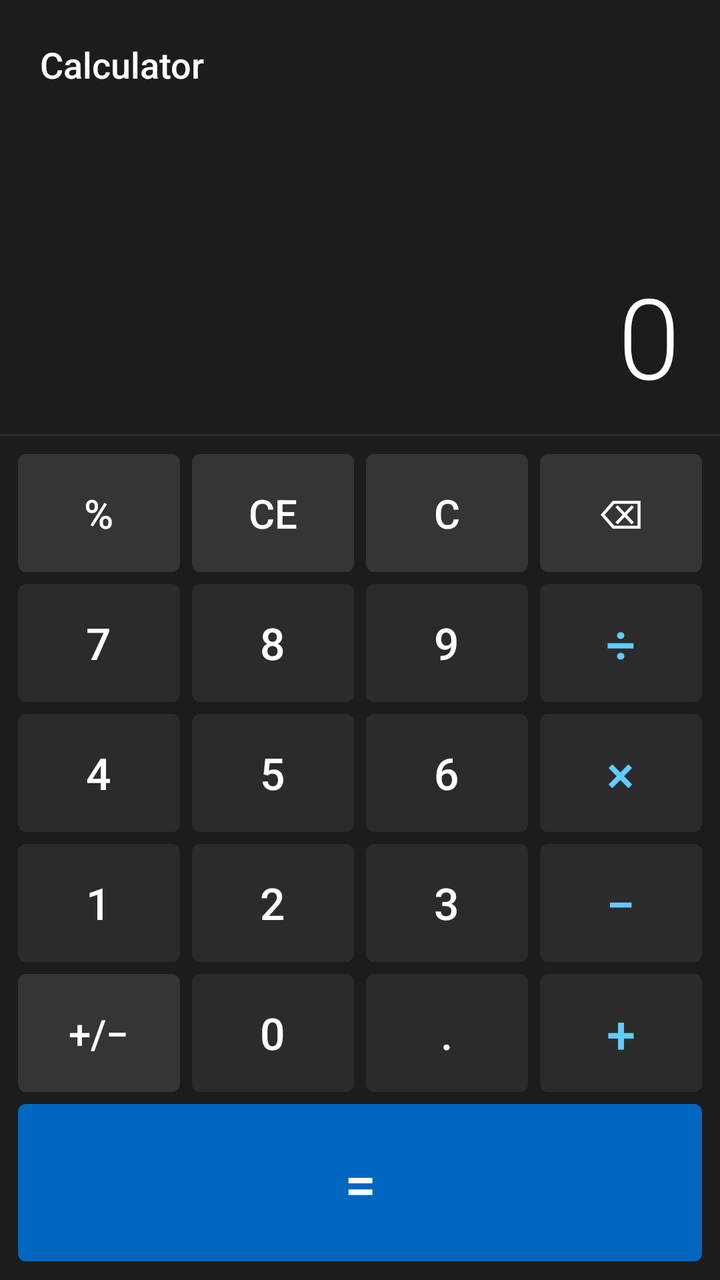
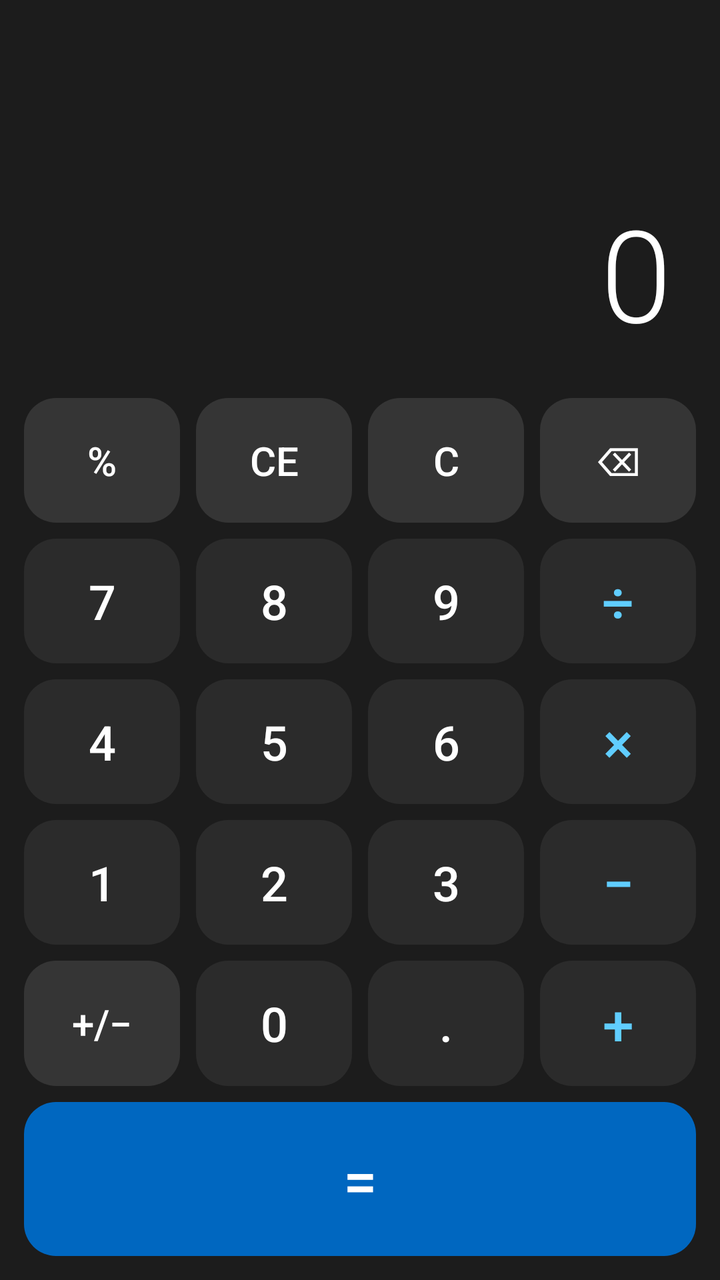

Two renders of the same Android screen: before a commit and after it. Below are the layout's source before the change and the commit's diff.
<!-- AndroidManifest.xml: application theme Theme.Calculator -->
<!-- res/layout/activity_main.xml -->
<?xml version="1.0" encoding="utf-8"?>
<LinearLayout
    xmlns:android="http://schemas.android.com/apk/res/android"
    xmlns:app="http://schemas.android.com/apk/res-auto"
    android:layout_width="match_parent"
    android:layout_height="match_parent"
    android:background="@color/bg_app"
    android:orientation="vertical">

    
    <TextView
        android:layout_width="match_parent"
        android:layout_height="wrap_content"
        android:text="Calculator"
        android:textColor="@color/text_primary"
        android:textSize="18sp"
        android:fontFamily="sans-serif-medium"
        android:paddingStart="20dp"
        android:paddingTop="20dp"
        android:paddingBottom="4dp" />

    
    <LinearLayout
        android:layout_width="match_parent"
        android:layout_height="0dp"
        android:layout_weight="2"
        android:orientation="vertical"
        android:gravity="bottom|end"
        android:paddingStart="20dp"
        android:paddingEnd="20dp"
        android:paddingBottom="12dp">

        <TextView
            android:id="@+id/tv_expression"
            android:layout_width="match_parent"
            android:layout_height="wrap_content"
            android:gravity="end"
            android:text=""
            android:textColor="@color/text_secondary"
            android:textSize="18sp"
            android:singleLine="true"
            android:ellipsize="start"
            android:paddingBottom="2dp" />

        <TextView
            android:id="@+id/tv_display"
            android:layout_width="match_parent"
            android:layout_height="wrap_content"
            android:gravity="end"
            android:text="0"
            android:textColor="@color/text_primary"
            android:textSize="56sp"
            android:fontFamily="sans-serif-light"
            android:singleLine="true"
            android:ellipsize="start"
            app:autoSizeTextType="uniform"
            app:autoSizeMinTextSize="20sp"
            app:autoSizeMaxTextSize="56sp" />

    </LinearLayout>

    <View
        android:layout_width="match_parent"
        android:layout_height="1dp"
        android:background="@color/divider" />

    
    <LinearLayout
        android:layout_width="match_parent"
        android:layout_height="0dp"
        android:layout_weight="5"
        android:orientation="vertical"
        android:padding="6dp">

        
        <LinearLayout android:layout_width="match_parent" android:layout_height="0dp"
            android:layout_weight="1" android:orientation="horizontal">
            <Button android:id="@+id/btn_percent"   style="@style/CalcBtn.Special"   android:text="%" />
            <Button android:id="@+id/btn_ce"        style="@style/CalcBtn.Special"   android:text="CE" />
            <Button android:id="@+id/btn_clear"     style="@style/CalcBtn.Special"   android:text="C" />
            <Button android:id="@+id/btn_backspace" style="@style/CalcBtn.Special"   android:text="⌫" />
        </LinearLayout>

        
        <LinearLayout android:layout_width="match_parent" android:layout_height="0dp"
            android:layout_weight="1" android:orientation="horizontal">
            <Button android:id="@+id/btn_7"      style="@style/CalcBtn.Number"   android:text="7" />
            <Button android:id="@+id/btn_8"      style="@style/CalcBtn.Number"   android:text="8" />
            <Button android:id="@+id/btn_9"      style="@style/CalcBtn.Number"   android:text="9" />
            <Button android:id="@+id/btn_divide" style="@style/CalcBtn.Operator" android:text="÷" />
        </LinearLayout>

        
        <LinearLayout android:layout_width="match_parent" android:layout_height="0dp"
            android:layout_weight="1" android:orientation="horizontal">
            <Button android:id="@+id/btn_4"        style="@style/CalcBtn.Number"   android:text="4" />
            <Button android:id="@+id/btn_5"        style="@style/CalcBtn.Number"   android:text="5" />
            <Button android:id="@+id/btn_6"        style="@style/CalcBtn.Number"   android:text="6" />
            <Button android:id="@+id/btn_multiply" style="@style/CalcBtn.Operator" android:text="×" />
        </LinearLayout>

        
        <LinearLayout android:layout_width="match_parent" android:layout_height="0dp"
            android:layout_weight="1" android:orientation="horizontal">
            <Button android:id="@+id/btn_1"        style="@style/CalcBtn.Number"   android:text="1" />
            <Button android:id="@+id/btn_2"        style="@style/CalcBtn.Number"   android:text="2" />
            <Button android:id="@+id/btn_3"        style="@style/CalcBtn.Number"   android:text="3" />
            <Button android:id="@+id/btn_subtract" style="@style/CalcBtn.Operator" android:text="−" />
        </LinearLayout>

        
        <LinearLayout android:layout_width="match_parent" android:layout_height="0dp"
            android:layout_weight="1" android:orientation="horizontal">
            <Button android:id="@+id/btn_negate"  style="@style/CalcBtn.Special"   android:text="+/−" />
            <Button android:id="@+id/btn_0"       style="@style/CalcBtn.Number"    android:text="0" />
            <Button android:id="@+id/btn_decimal" style="@style/CalcBtn.Number"    android:text="." />
            <Button android:id="@+id/btn_add"     style="@style/CalcBtn.Operator"  android:text="+" />
        </LinearLayout>

        
        <LinearLayout android:layout_width="match_parent" android:layout_height="0dp"
            android:layout_weight="1.3" android:orientation="horizontal">
            <Button
                android:id="@+id/btn_equals"
                style="@style/CalcBtn.Equals"
                android:layout_width="match_parent"
                android:layout_height="match_parent"
                android:layout_weight="0"
                android:text="="
                android:textSize="28sp" />
        </LinearLayout>

    </LinearLayout>

</LinearLayout>
<!-- resources referenced by this layout -->
<resources>
  <color name="bg_app">#1C1C1C</color>
  <color name="divider">#2E2E2E</color>
  <color name="text_primary">#FFFFFF</color>
  <color name="text_secondary">#8A8A8A</color>
  <style name="CalcBtn.Equals">
          <item name="android:background">@drawable/btn_bg_equals</item>
          <item name="android:textSize">26sp</item>
      </style>
  <style name="CalcBtn.Number">
          <item name="android:background">@drawable/btn_bg_number</item>
      </style>
  <style name="CalcBtn.Operator">
          <item name="android:background">@drawable/btn_bg_operator</item>
          <item name="android:textColor">@color/text_operator</item>
          <item name="android:textSize">26sp</item>
      </style>
  <style name="CalcBtn.Special">
          <item name="android:background">@drawable/btn_bg_special</item>
          <item name="android:textSize">20sp</item>
      </style>
  <style name="Theme.Calculator" parent="Theme.MaterialComponents.DayNight.NoActionBar">
          <item name="colorPrimary">@color/btn_equals</item>
          <item name="colorPrimaryVariant">#005BA0</item>
          <item name="colorOnPrimary">@color/text_primary</item>
          <item name="android:windowBackground">@color/bg_app</item>
          <item name="android:statusBarColor">@color/bg_app</item>
          <item name="android:navigationBarColor">@color/bg_app</item>
      </style>
  <!-- drawable btn_bg_equals (drawable) -->
  <?xml version="1.0" encoding="utf-8"?>
  <ripple xmlns:android="http://schemas.android.com/apk/res/android"
      android:color="@color/ripple_white">
      <item>
          <shape android:shape="rectangle">
              <solid android:color="@color/btn_equals" />
              <corners android:radius="4dp" />
          </shape>
      </item>
  </ripple>
  <!-- drawable btn_bg_number (drawable) -->
  <?xml version="1.0" encoding="utf-8"?>
  <ripple xmlns:android="http://schemas.android.com/apk/res/android"
      android:color="@color/ripple_white">
      <item>
          <shape android:shape="rectangle">
              <solid android:color="@color/btn_number" />
              <corners android:radius="4dp" />
          </shape>
      </item>
  </ripple>
  <!-- drawable btn_bg_operator (drawable) -->
  <?xml version="1.0" encoding="utf-8"?>
  <ripple xmlns:android="http://schemas.android.com/apk/res/android"
      android:color="@color/ripple_white">
      <item>
          <shape android:shape="rectangle">
              <solid android:color="@color/btn_operator" />
              <corners android:radius="4dp" />
          </shape>
      </item>
  </ripple>
  <color name="text_operator">#60CDFF</color>
  <!-- drawable btn_bg_special (drawable) -->
  <?xml version="1.0" encoding="utf-8"?>
  <ripple xmlns:android="http://schemas.android.com/apk/res/android"
      android:color="@color/ripple_white">
      <item>
          <shape android:shape="rectangle">
              <solid android:color="@color/btn_special" />
              <corners android:radius="4dp" />
          </shape>
      </item>
  </ripple>
  <color name="btn_equals">#0067C0</color>
  <color name="ripple_white">#4DFFFFFF</color>
  <color name="btn_number">#2B2B2B</color>
  <color name="btn_operator">#2B2B2B</color>
  <color name="btn_special">#353535</color>
</resources>

<!-- the commit's change to res/layout/activity_main.xml (unified diff, before → after) -->
@@ -5,30 +5,17 @@
     android:layout_width="match_parent"
     android:layout_height="match_parent"
     android:background="@color/bg_app"
-    android:orientation="vertical">
-
-    
-    <TextView
-        android:layout_width="match_parent"
-        android:layout_height="wrap_content"
-        android:text="Calculator"
-        android:textColor="@color/text_primary"
-        android:textSize="18sp"
-        android:fontFamily="sans-serif-medium"
-        android:paddingStart="20dp"
-        android:paddingTop="20dp"
-        android:paddingBottom="4dp" />
+    android:orientation="vertical"
+    android:padding="8dp">
 
     
     <LinearLayout
         android:layout_width="match_parent"
         android:layout_height="0dp"
-        android:layout_weight="2"
+        android:layout_weight="3"
         android:orientation="vertical"
         android:gravity="bottom|end"
-        android:paddingStart="20dp"
-        android:paddingEnd="20dp"
-        android:paddingBottom="12dp">
+        android:padding="16dp">
 
         <TextView
             android:id="@+id/tv_expression"
@@ -37,10 +24,9 @@
             android:gravity="end"
             android:text=""
             android:textColor="@color/text_secondary"
-            android:textSize="18sp"
+            android:textSize="20sp"
             android:singleLine="true"
-            android:ellipsize="start"
-            android:paddingBottom="2dp" />
+            android:ellipsize="start" />
 
         <TextView
             android:id="@+id/tv_display"
@@ -49,28 +35,22 @@
             android:gravity="end"
             android:text="0"
             android:textColor="@color/text_primary"
-            android:textSize="56sp"
+            android:textSize="64sp"
             android:fontFamily="sans-serif-light"
             android:singleLine="true"
-            android:ellipsize="start"
+            android:ellipsize="end"
             app:autoSizeTextType="uniform"
-            app:autoSizeMinTextSize="20sp"
-            app:autoSizeMaxTextSize="56sp" />
+            app:autoSizeMinTextSize="32sp"
+            app:autoSizeMaxTextSize="64sp" />
 
     </LinearLayout>
-
-    <View
-        android:layout_width="match_parent"
-        android:layout_height="1dp"
-        android:background="@color/divider" />
 
     
     <LinearLayout
         android:layout_width="match_parent"
         android:layout_height="0dp"
-        android:layout_weight="5"
-        android:orientation="vertical"
-        android:padding="6dp">
+        android:layout_weight="7"
+        android:orientation="vertical">
 
         
         <LinearLayout android:layout_width="match_parent" android:layout_height="0dp"
@@ -119,15 +99,13 @@
 
         
         <LinearLayout android:layout_width="match_parent" android:layout_height="0dp"
-            android:layout_weight="1.3" android:orientation="horizontal">
+            android:layout_weight="1.2" android:orientation="horizontal">
             <Button
                 android:id="@+id/btn_equals"
                 style="@style/CalcBtn.Equals"
                 android:layout_width="match_parent"
                 android:layout_height="match_parent"
-                android:layout_weight="0"
-                android:text="="
-                android:textSize="28sp" />
+                android:text="=" />
         </LinearLayout>
 
     </LinearLayout>
<!-- resource entries referenced after the edit -->
@@ -1,12 +1,11 @@
 <!-- resources referenced by this layout -->
 <resources>
   <color name="bg_app">#1C1C1C</color>
-  <color name="divider">#2E2E2E</color>
   <color name="text_primary">#FFFFFF</color>
   <color name="text_secondary">#8A8A8A</color>
   <style name="CalcBtn.Equals">
           <item name="android:background">@drawable/btn_bg_equals</item>
-          <item name="android:textSize">26sp</item>
+          <item name="android:textSize">30sp</item>
       </style>
   <style name="CalcBtn.Number">
           <item name="android:background">@drawable/btn_bg_number</item>
@@ -14,7 +13,7 @@
   <style name="CalcBtn.Operator">
           <item name="android:background">@drawable/btn_bg_operator</item>
           <item name="android:textColor">@color/text_operator</item>
-          <item name="android:textSize">26sp</item>
+          <item name="android:textSize">28sp</item>
       </style>
   <style name="CalcBtn.Special">
           <item name="android:background">@drawable/btn_bg_special</item>
@@ -35,7 +34,7 @@
       <item>
           <shape android:shape="rectangle">
               <solid android:color="@color/btn_equals" />
-              <corners android:radius="4dp" />
+              <corners android:radius="16dp" />
           </shape>
       </item>
   </ripple>
@@ -46,7 +45,7 @@
       <item>
           <shape android:shape="rectangle">
               <solid android:color="@color/btn_number" />
-              <corners android:radius="4dp" />
+              <corners android:radius="16dp" />
           </shape>
       </item>
   </ripple>
@@ -57,7 +56,7 @@
       <item>
           <shape android:shape="rectangle">
               <solid android:color="@color/btn_operator" />
-              <corners android:radius="4dp" />
+              <corners android:radius="16dp" />
           </shape>
       </item>
   </ripple>
@@ -69,7 +68,7 @@
       <item>
           <shape android:shape="rectangle">
               <solid android:color="@color/btn_special" />
-              <corners android:radius="4dp" />
+              <corners android:radius="16dp" />
           </shape>
       </item>
   </ripple>
